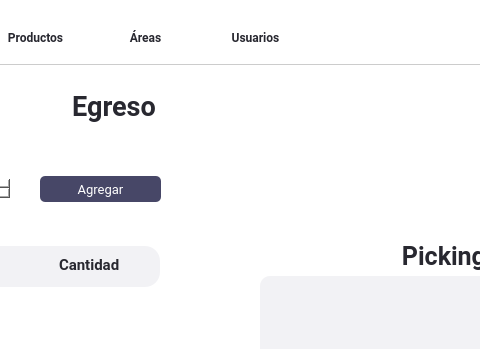
Before: the Qt Designer form Interfaces/main/nuevomain_ui.ui in juanignaciocansillieri/bullsoft, drawn with Qt 5; both pictures show x 500 to 980 and y 0 to 349 of the 1151 by 688 pixel window.
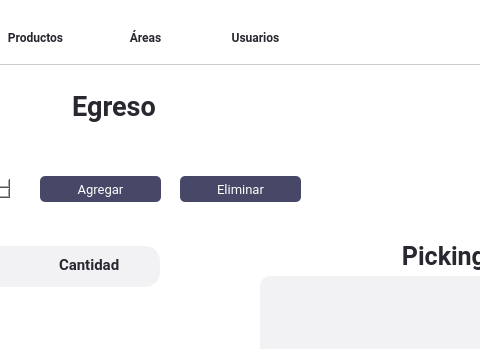
After: the same form once the commit is applied. The open tabs and pages were chosen to show the change. Icons and pictures are not drawn.

Commit message: btn eliminar

```diff
--- a/Interfaces/main/nuevomain_ui.ui
+++ b/Interfaces/main/nuevomain_ui.ui
@@ -5669,6 +5669,41 @@
                   <set>Qt::AlignCenter</set>
                  </property>
                 </widget>
+                <widget class="QPushButton" name="btn_eliminarProdEgreso">
+                 <property name="geometry">
+                  <rect>
+                   <x>480</x>
+                   <y>110</y>
+                   <width>121</width>
+                   <height>26</height>
+                  </rect>
+                 </property>
+                 <property name="font">
+                  <font>
+                   <family>Roboto</family>
+                   <pointsize>-1</pointsize>
+                  </font>
+                 </property>
+                 <property name="cursor">
+                  <cursorShape>PointingHandCursor</cursorShape>
+                 </property>
+                 <property name="styleSheet">
+                  <string notr="true">QPushButton{
+background-color: rgba(71, 71, 103);
+color: #fff;
+border-radius:5px;
+font-family:Roboto;
+font-size: 13px
+
+}
+QPushButton:hover{
+background-color: rgba(71, 71, 103,180);
+}</string>
+                 </property>
+                 <property name="text">
+                  <string>Eliminar</string>
+                 </property>
+                </widget>
                </widget>
               </item>
              </layout>
```
Left out of the diff: 2 changed lines with no effect on the pictures. The commit also changes 2 other files.
